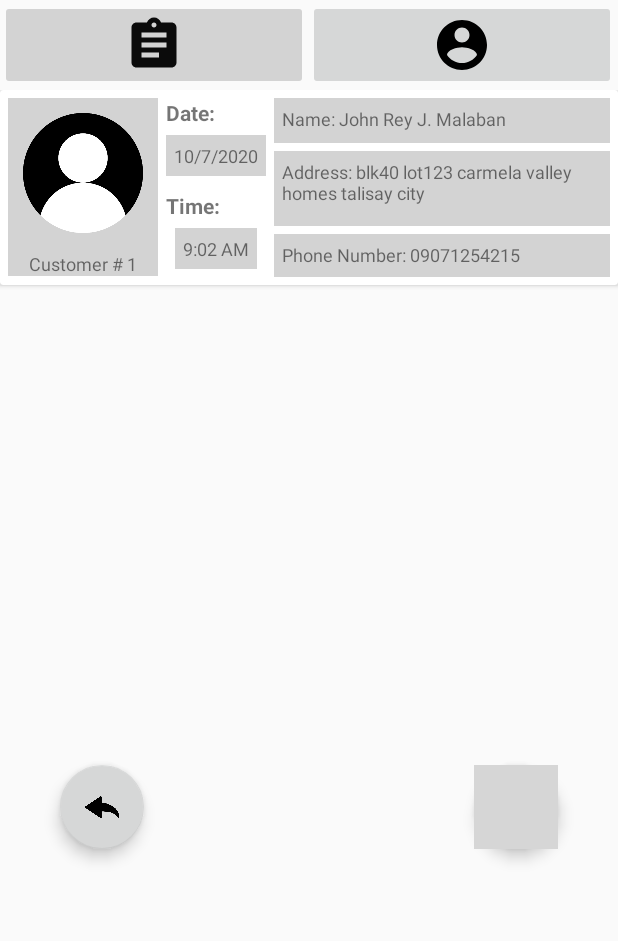
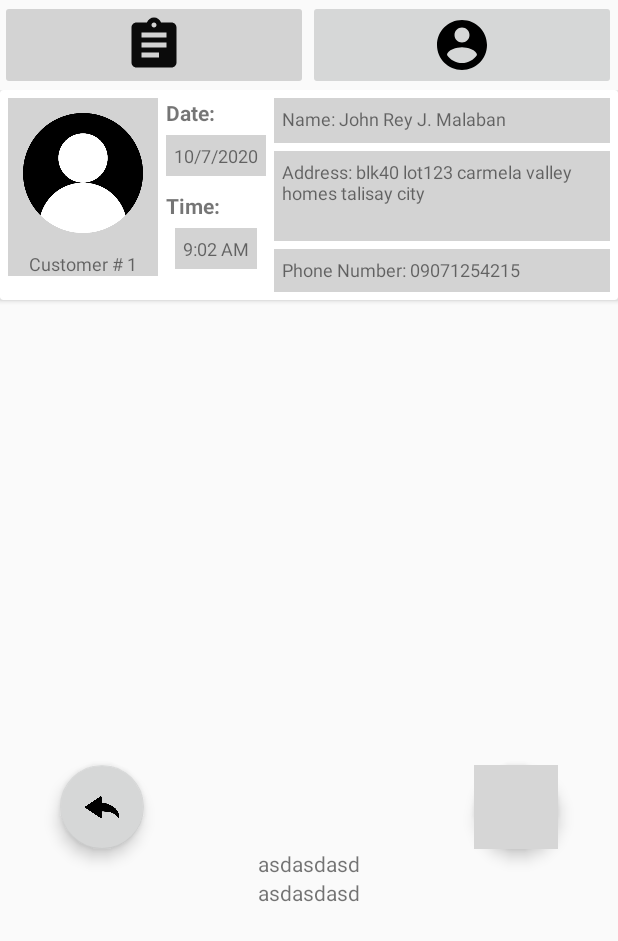
Before and after one commit to nayr17/ContactLessAPPTesting, an Android app: the ShopEstablishmentMainActivity screen opened directly, with no data from a screen before it, on a phone screen of 412 x 824 dp. Shown: the top 941 px of the screen. Run offline under Robolectric (Android 15) with nearby library versions, the phone set to English and light mode, and no system bars; grey boxes are pictures that could not be loaded.

Commit message:
Working on the qr scanner.

```diff
--- a/app/build.gradle
+++ b/app/build.gradle
@@ -44,4 +44,6 @@ dependencies {
     implementation platform('com.google.firebase:firebase-bom:25.12.0')
     implementation 'com.google.firebase:firebase-analytics: 17.5.0'
     implementation 'com.google.firebase:firebase-auth:19.4.0'
+    implementation 'com.journeyapps:zxing-android-embedded:3.6.0'
+    implementation 'com.google.zxing:core:3.4.1'
 }
--- a/app/src/main/res/layout/activity_shop_establishment_main.xml
+++ b/app/src/main/res/layout/activity_shop_establishment_main.xml
@@ -52,6 +52,7 @@
             android:layout_width="match_parent"
             android:layout_height="match_parent">
 
+
                 <androidx.cardview.widget.CardView
                     android:layout_width="match_parent"
                     android:layout_height="wrap_content">
@@ -59,7 +60,7 @@
 
                     <LinearLayout
                         android:layout_width="match_parent"
-                    android:layout_height="130dp">
+                        android:layout_height="140dp">
 
                         <RelativeLayout
                             android:layout_width="wrap_content"
@@ -152,7 +153,7 @@
                             <TextView
                                 android:id="@+id/textViewGetCustomerAddress"
                                 android:layout_width="match_parent"
-                            android:layout_height="50dp"
+                                android:layout_height="60dp"
                                 android:text="Address: blk40 lot123 carmela valley homes talisay city"
                                 android:textSize="12dp"
                                 android:padding="5dp"
@@ -171,11 +172,15 @@
                                 android:textSize="12dp"
                                 android:layout_below="@id/textViewGetCustomerAddress"/>
 
+
                         </RelativeLayout>
 
                     </LinearLayout>
 
+
                 </androidx.cardview.widget.CardView>
+
+
 
         </ScrollView>
 
@@ -203,7 +208,23 @@
         android:layout_marginRight="40dp"
         android:clickable="true"
         android:src="@drawable/ic_baseline_photo_camera_24"
-        app:backgroundTint="@android:color/holo_blue_bright" />
+        app:backgroundTint="@android:color/holo_blue_bright"
+        android:onClick="btnScan"/>
+
+    <TextView
+        android:id="@+id/textView1"
+        android:layout_width="wrap_content"
+        android:layout_height="wrap_content"
+        android:text="asdasdasd"
+        android:layout_centerHorizontal="true"
+        android:layout_below="@+id/floatingActionButtonBack"/>
+    <TextView
+        android:id="@+id/textView2"
+        android:layout_width="wrap_content"
+        android:layout_height="wrap_content"
+        android:text="asdasdasd"
+        android:layout_below="@+id/textView1"
+        android:layout_centerHorizontal="true"/>
 
 
 </RelativeLayout>
```
Also changed, not shown: app/src/main/AndroidManifest.xml (+9 -1 lines), app/src/main/java/com/example/contactlessapp/ShopEstablishmentMainActivity.java (+115 -0 lines). Lines whose indentation alone changed are shown as unchanged.
